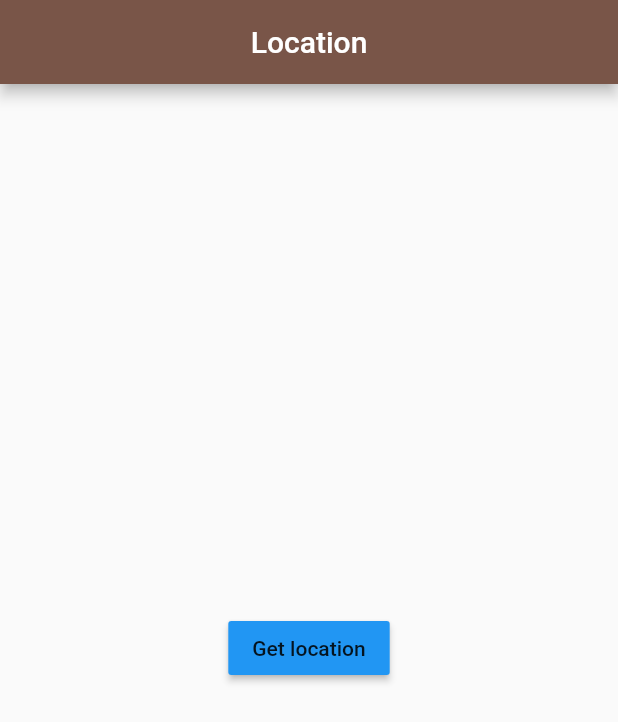
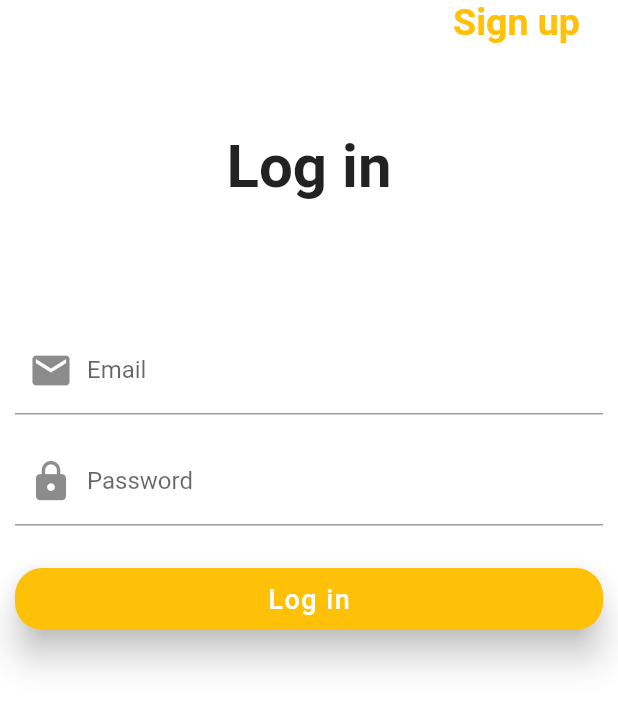
Before and after one commit to DavidMilai/My_Shops, a Flutter app: the screen it shows after launch, on a phone screen of 412 x 824 dp. Shown: the top 722 px of the screen. Run offline on Flutter 3.47's test engine with Material 2 defaults, Android fonts, the phone set to English and light mode, and no system bars; our stand-ins replace firebase_auth, flutter_spinkit, fluttertoast, geolocator, google_maps_flutter, modal_progress_hud; accounts and stored records are empty.

Commit message:
login to firebase

```diff
--- a/lib/main.dart
+++ b/lib/main.dart
@@ -1,33 +1,25 @@
 import 'package:flutter/material.dart';
-import 'screens/loading_screen.dart';
+import 'package:myshop/screens/loading_screen.dart';
+import 'screens/login_screen.dart';
 
 void main() {
   runApp(MyApp());
 }
 
 class MyApp extends StatelessWidget {
-  // This widget is the root of your application.
   @override
   Widget build(BuildContext context) {
     return MaterialApp(
       title: 'Flutter Demo',
       theme: ThemeData(
-        // This is the theme of your application.
-        //
-        // Try running your application with "flutter run". You'll see the
-        // application has a blue toolbar. Then, without quitting the app, try
-        // changing the primarySwatch below to Colors.green and then invoke
-        // "hot reload" (press "r" in the console where you ran "flutter run",
-        // or simply save your changes to "hot reload" in a Flutter IDE).
-        // Notice that the counter didn't reset back to zero; the application
-        // is not restarted.
         primarySwatch: Colors.brown,
-        // This makes the visual density adapt to the platform that you run
-        // the app on. For desktop platforms, the controls will be smaller and
-        // closer together (more dense) than on mobile platforms.
         visualDensity: VisualDensity.adaptivePlatformDensity,
       ),
-      home: LoadingScreen(),
+      initialRoute: '/',
+      routes: {
+        '/': (context) => LoginScreen(),
+        '/home': (context) => LoadingScreen(),
+      },
       debugShowCheckedModeBanner: false,
     );
   }
--- /dev/null
+++ b/lib/screens/login_screen.dart
@@ -0,0 +1,180 @@
+import 'package:flutter/cupertino.dart';
+import 'package:flutter/material.dart';
+import 'package:modal_progress_hud/modal_progress_hud.dart';
+import 'package:firebase_auth/firebase_auth.dart';
+import 'package:fluttertoast/fluttertoast.dart';
+
+class LoginScreen extends StatefulWidget {
+  @override
+  _LoginScreenState createState() => _LoginScreenState();
+}
+
+class _LoginScreenState extends State<LoginScreen> {
+  bool isLoading = false;
+  final _auth = FirebaseAuth.instance;
+  TextEditingController emailInputController;
+  TextEditingController passwordInputController;
+  final GlobalKey<FormState> loginFormKey = GlobalKey<FormState>();
+
+  String email, password;
+
+  String pwdValidator(String value) {
+    if (value.length < 8) {
+      return 'Password must be longer than 8 characters';
+    } else {
+      return null;
+    }
+  }
+
+  String emailValidator(String value) {
+    Pattern pattern =
+        r'^(([^<>()[\]\\.,;:\s@\"]+(\.[^<>()[\]\\.,;:\s@\"]+)*)|(\".+\"))@((\[[0-9]{1,3}\.[0-9]{1,3}\.[0-9]{1,3}\.[0-9]{1,3}\])|(([a-zA-Z\-0-9]+\.)+[a-zA-Z]{2,}))$';
+    RegExp regex = new RegExp(pattern);
+    if (!regex.hasMatch(value)) {
+      return 'Email format is invalid';
+    } else if (regex == null) {
+      return 'Please enter an email address';
+    } else {
+      return null;
+    }
+  }
+
+  @override
+  void initState() {
+    emailInputController = TextEditingController();
+    passwordInputController = TextEditingController();
+    super.initState();
+  }
+
+  @override
+  Widget build(BuildContext context) {
+    Size size = MediaQuery.of(context).size;
+    return Scaffold(
+      backgroundColor: Colors.white,
+      body: ModalProgressHUD(
+        inAsyncCall: isLoading,
+        child: Form(
+          key: loginFormKey,
+          child: SafeArea(
+            child: Stack(
+              children: [
+                Padding(
+                  padding: EdgeInsets.only(left: 10, right: 10),
+                  child: ListView(
+                    children: [
+                      Align(
+                        alignment: Alignment(0.9, 0),
+                        child: GestureDetector(
+                          onTap: () {},
+                          child: Text(
+                            'Sign up',
+                            style: TextStyle(
+                                fontSize: 25,
+                                color: Colors.amber,
+                                fontWeight: FontWeight.bold),
+                          ),
+                        ),
+                      ),
+                      SizedBox(height: size.width / 7),
+                      Center(
+                        child: Text(
+                          'Log in',
+                          style: TextStyle(
+                              fontSize: 40, fontWeight: FontWeight.bold),
+                        ),
+                      ),
+                      SizedBox(height: size.width / 5),
+                      TextFormField(
+                        decoration: InputDecoration(
+                            prefixIcon: Icon(
+                              Icons.email,
+                              size: 30,
+                            ),
+                            labelText: 'Email'),
+                        onChanged: (value) {
+                          email = value;
+                        },
+                        controller: emailInputController,
+                        validator: emailValidator,
+                        keyboardType: TextInputType.emailAddress,
+                      ),
+                      SizedBox(height: 15),
+                      TextFormField(
+                        decoration: InputDecoration(
+                            prefixIcon: Icon(Icons.lock, size: 30),
+                            labelText: 'Password'),
+                        validator: pwdValidator,
+                        onChanged: (value) {
+                          password = value;
+                        },
+                        obscureText: true,
+                      ),
+                      SizedBox(height: 25),
+                      MaterialButton(
+                          color: Colors.amber,
+                          minWidth: 250,
+                          elevation: 10,
+                          height: size.width / 10,
+                          child: Text(
+                            'Log in',
+                            style: TextStyle(
+                                color: Colors.white,
+                                letterSpacing: 1,
+                                fontSize: 18),
+                          ),
+                          shape: RoundedRectangleBorder(
+                            borderRadius: BorderRadius.circular(18.0),
+                          ),
+                          onPressed: () async {
+                            if (loginFormKey.currentState.validate()) {
+                              try {
+                                setState(() {
+                                  isLoading = true;
+                                });
+                                final loginUser =
+                                    await _auth.signInWithEmailAndPassword(
+                                        email: email, password: password);
+                                if (loginUser != null) {
+                                  setState(() {
+                                    isLoading = false;
+                                  });
+                                  Navigator.popAndPushNamed(context, '/home');
+                                } else {
+                                  setState(() {
+                                    isLoading = false;
+                                    FlutterToast.showToast(
+                                        msg: "Incorrect password/username",
+                                        toastLength: Toast.LENGTH_SHORT,
+                                        gravity: ToastGravity.CENTER,
+                                        timeInSecForIosWeb: 1,
+                                        backgroundColor: Colors.red,
+                                        textColor: Colors.white,
+                                        fontSize: 16.0);
+                                  });
+                                }
+                              } catch (e) {
+                                setState(() {
+                                  isLoading = false;
+                                  FlutterToast.showToast(
+                                      msg: "Incorrect password/username",
+                                      toastLength: Toast.LENGTH_SHORT,
+                                      gravity: ToastGravity.CENTER,
+                                      timeInSecForIosWeb: 1,
+                                      backgroundColor: Colors.red,
+                                      textColor: Colors.white,
+                                      fontSize: 16.0);
+                                });
+                              }
+                            }
+                          }),
+                    ],
+                  ),
+                ),
+              ],
+            ),
+          ),
+        ),
+      ),
+    );
+  }
+}
```
Also changed, not shown: lib/screens/loading_screen.dart (+48 -3 lines), pubspec.yaml (+9 -0 lines), pubspec.lock, 4 other files.
